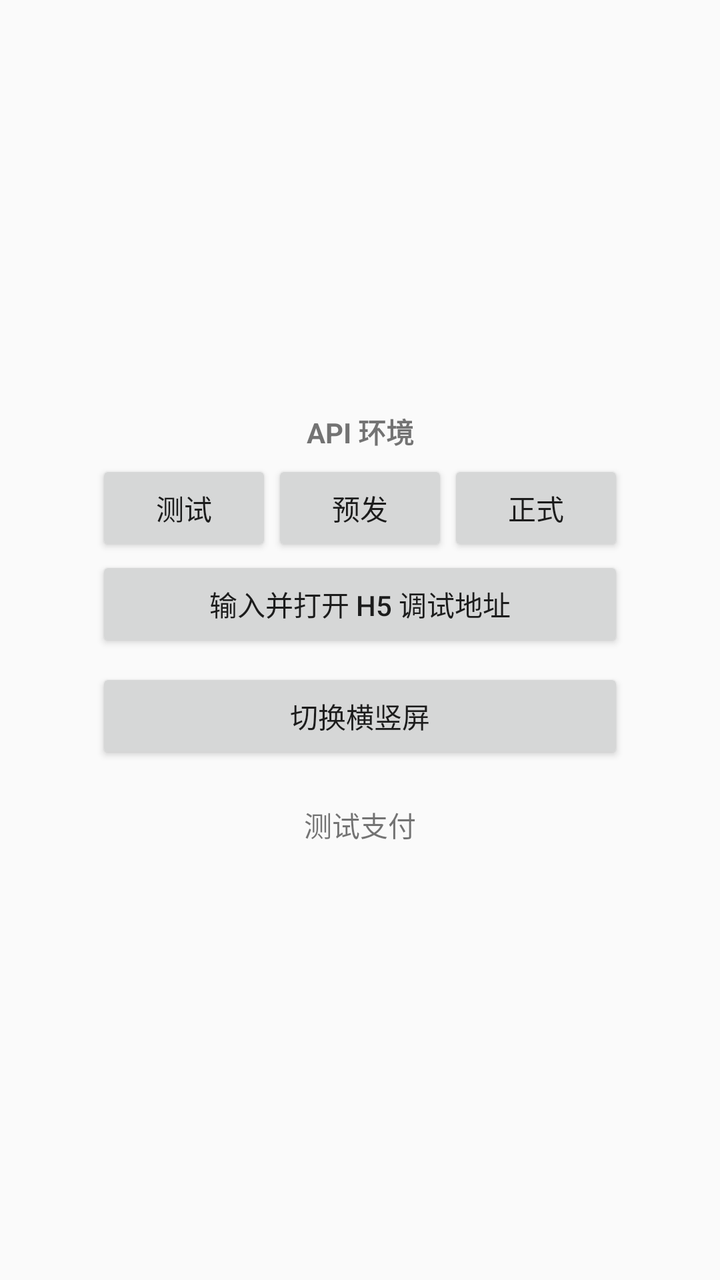
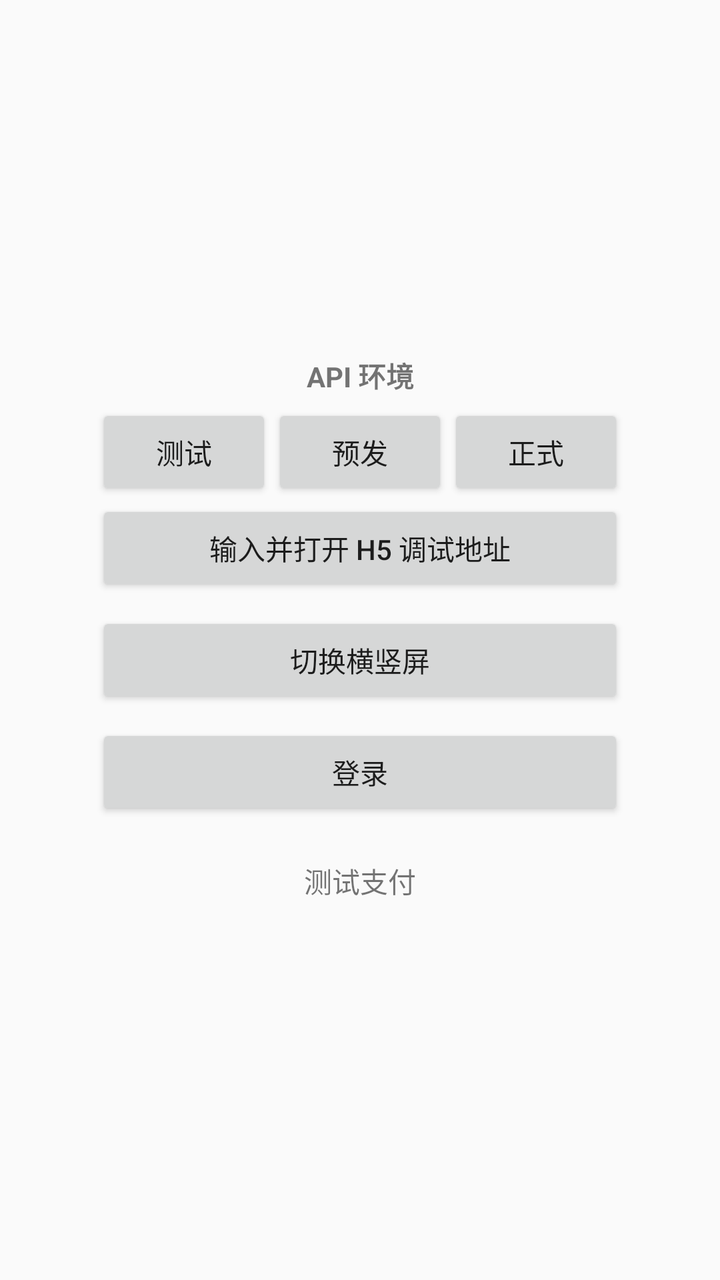

Compare the two renders of this Android layout. The source of the first and the diff that turns it into the second are given below.
<!-- AndroidManifest.xml: application theme Theme.WishFoxSdk -->
<!-- res/layout/activity_main.xml -->
<?xml version="1.0" encoding="utf-8"?>
<androidx.constraintlayout.widget.ConstraintLayout xmlns:android="http://schemas.android.com/apk/res/android"
    xmlns:app="http://schemas.android.com/apk/res-auto"
    xmlns:tools="http://schemas.android.com/tools"
    android:layout_width="match_parent"
    android:layout_height="match_parent"
    tools:context=".MainActivity">

    <LinearLayout
        android:id="@+id/debug_actions"
        android:layout_width="wrap_content"
        android:layout_height="wrap_content"
        android:gravity="center"
        android:orientation="vertical"
        app:layout_constraintBottom_toBottomOf="parent"
        app:layout_constraintLeft_toLeftOf="parent"
        app:layout_constraintRight_toRightOf="parent"
        app:layout_constraintTop_toTopOf="parent">

        <TextView
            android:id="@+id/tv_environment_label"
            android:layout_width="match_parent"
            android:layout_height="wrap_content"
            android:gravity="center"
            android:text="API 环境"
            android:textStyle="bold" />

        <LinearLayout
            android:id="@+id/environment_actions"
            android:layout_width="match_parent"
            android:layout_height="wrap_content"
            android:layout_marginTop="4dp"
            android:orientation="horizontal">

            <Button
                android:id="@+id/btn_env_test"
                android:layout_width="0dp"
                android:layout_height="wrap_content"
                android:layout_weight="1"
                android:text="测试" />

            <Button
                android:id="@+id/btn_env_pre"
                android:layout_width="0dp"
                android:layout_height="wrap_content"
                android:layout_weight="1"
                android:text="预发" />

            <Button
                android:id="@+id/btn_env_production"
                android:layout_width="0dp"
                android:layout_height="wrap_content"
                android:layout_weight="1"
                android:text="正式" />
        </LinearLayout>

        <Button
            android:id="@+id/btn_h5_url"
            android:layout_width="match_parent"
            android:layout_height="wrap_content"
            android:text="@string/input_h5_url" />

        <Button
            android:id="@+id/btn_toggle_orientation"
            android:layout_width="match_parent"
            android:layout_height="wrap_content"
            android:layout_marginTop="8dp"
            android:text="@string/switch_orientation" />

        <TextView
            android:id="@+id/tv_pay"
            android:layout_width="match_parent"
            android:layout_height="wrap_content"
            android:layout_marginTop="8dp"
            android:gravity="center"
            android:padding="12dp"
            android:text="@string/test_payment" />

    </LinearLayout>

    <TextView
        android:id="@+id/tv_info"
        android:layout_width="wrap_content"
        android:layout_height="wrap_content"
        android:layout_marginStart="@dimen/dp_16"
        android:layout_marginTop="@dimen/dp_16"
        android:textColor="@color/black"
        android:textSize="@dimen/size_18"
        android:textStyle="bold"
        app:layout_constraintStart_toStartOf="parent" />

</androidx.constraintlayout.widget.ConstraintLayout>
<!-- resources referenced by this layout -->
<resources>
  <color name="black">#FF000000</color>
  <dimen name="dp_16">16dp</dimen>
  <dimen name="size_18">18sp</dimen>
  <string name="input_h5_url">输入并打开 H5 调试地址</string>
  <string name="switch_orientation">切换横竖屏</string>
  <string name="test_payment">测试支付</string>
  <style name="Theme.WishFoxSdk" parent="Theme.AppCompat.DayNight.NoActionBar">
          
          <item name="colorPrimary">@color/purple_500</item>
          <item name="colorPrimaryDark">@color/purple_700</item>
          <item name="colorAccent">@color/teal_200</item>
          
      </style>
  <color name="purple_500">#FF6200EE</color>
  <color name="purple_700">#FF3700B3</color>
  <color name="teal_200">#FF03DAC5</color>
</resources>

<!-- the commit's change to res/layout/activity_main.xml (unified diff, before → after) -->
@@ -67,6 +67,13 @@
             android:layout_marginTop="8dp"
             android:text="@string/switch_orientation" />
 
+        <Button
+            android:id="@+id/btn_login"
+            android:layout_width="match_parent"
+            android:layout_height="wrap_content"
+            android:layout_marginTop="8dp"
+            android:text="登录" />
+
         <TextView
             android:id="@+id/tv_pay"
             android:layout_width="match_parent"
